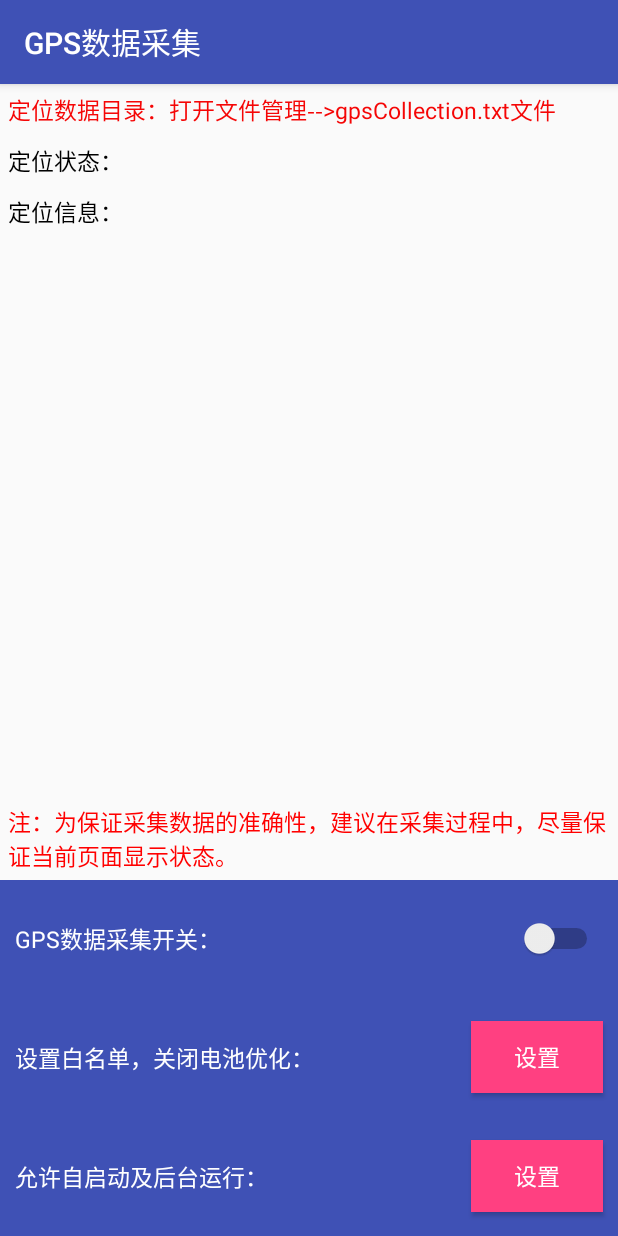
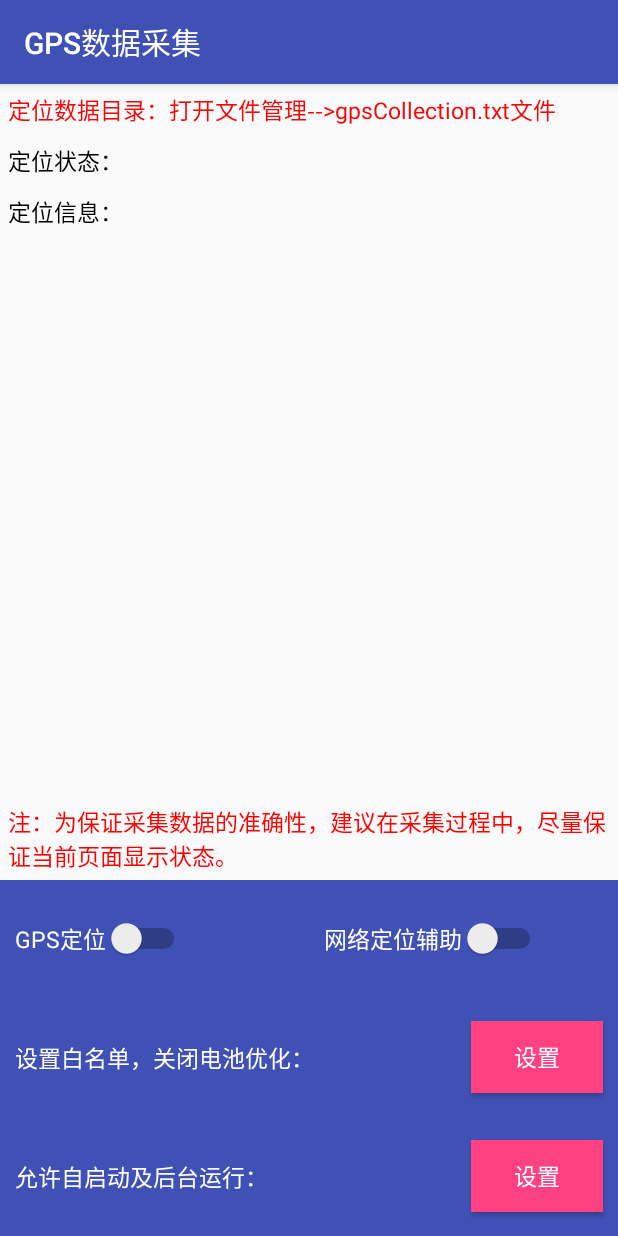
Before and after one commit to Orion-wubo/GPSCollect, an Android app: the screen it shows after launch (MainActivity), on a phone screen of 412 x 824 dp. Run offline under Robolectric (Android 15) with nearby library versions, the phone set to English and light mode, and no system bars; libraries missing offline, so code that uses them is left out: com.hjq.permissions, org.litepal; 4 statements that could not run were skipped.

Commit message:
添加网络定位辅助

```diff
--- a/app/src/main/java/com/fengmap/gpscollect/gpsLocation/LocationUtil.java
+++ b/app/src/main/java/com/fengmap/gpscollect/gpsLocation/LocationUtil.java
@@ -1,19 +1,25 @@
 package com.fengmap.gpscollect.gpsLocation;
 
+import android.Manifest;
 import android.content.Context;
+import android.content.pm.PackageManager;
 import android.location.Criteria;
 import android.location.Location;
 import android.location.LocationListener;
 import android.location.LocationManager;
+import android.os.Build;
 import android.os.Bundle;
+import android.util.Log;
+import android.widget.Toast;
 
 public class LocationUtil implements LocationListener {
     private final Context mContext;
     private final LocationManager mLocationManager;
     private final String gpsProvider;
     private UpdateLocationListener updateListener;
+    public static boolean isNeedNetworkLocation = false;
 
-    public LocationUtil(Context context,UpdateLocationListener locationListener) {
+    public LocationUtil(Context context, UpdateLocationListener locationListener) {
         this.mContext = context;
         this.updateListener = locationListener;
         //Get location service
@@ -34,16 +40,33 @@ public class LocationUtil implements LocationListener {
         mCriteria.setSpeedRequired(true);
 
         gpsProvider = mLocationManager.getBestProvider(mCriteria, true); //获取GPS信息
+        Log.e("best provider", gpsProvider);
     }
 
 
     public void requestLocationUpdates() {
         //启动定位
-        mLocationManager.requestLocationUpdates(gpsProvider, 1000, 0, this);
+        if (Build.VERSION.SDK_INT >= Build.VERSION_CODES.M) {
+            if (mContext.checkSelfPermission(Manifest.permission.ACCESS_FINE_LOCATION) != PackageManager.PERMISSION_GRANTED && mContext.checkSelfPermission(Manifest.permission.ACCESS_COARSE_LOCATION) != PackageManager.PERMISSION_GRANTED) {
+                // TODO: Consider calling
+                //    Activity#requestPermissions
+                // here to request the missing permissions, and then overriding
+                //   public void onRequestPermissionsResult(int requestCode, String[] permissions,
+                //                                          int[] grantResults)
+                // to handle the case where the user grants the permission. See the documentation
+                // for Activity#requestPermissions for more details.
+                Toast.makeText(mContext, "定位权限没有允许", Toast.LENGTH_SHORT).show();
+                return;
+            }
+        }
+        mLocationManager.requestLocationUpdates(LocationManager.GPS_PROVIDER, 1000, 0, this);
+        if (isNeedNetworkLocation) {
+            mLocationManager.requestLocationUpdates(LocationManager.NETWORK_PROVIDER, 1000, 0, this);
+        }
     }
 
-    public void removeLocationUpdates(){
-       mLocationManager.removeUpdates(this);
+    public void removeLocationUpdates() {
+        mLocationManager.removeUpdates(this);
     }
 
     @Override
--- a/app/src/main/java/com/fengmap/gpscollect/gpsLocation/MainActivity.java
+++ b/app/src/main/java/com/fengmap/gpscollect/gpsLocation/MainActivity.java
@@ -44,7 +44,7 @@ public class MainActivity extends AppCompatActivity {
 
     private TextView tv_info;
     private TextView tv_status;
-    private Switch mSwitch;
+    private Switch mSwitch,net_open;
     private Button white_list, back_permission;
     private ShowSettingUtil showSettingUtil;
     private FileUtil fileUtil;
@@ -72,6 +72,7 @@ public class MainActivity extends AppCompatActivity {
         tv_status = findViewById(R.id.tv_status);
         tv_info = findViewById(R.id.tv_info);
         mSwitch = findViewById(R.id.open);
+        net_open = findViewById(R.id.net_open);
         white_list = findViewById(R.id.white_list);
         back_permission = findViewById(R.id.back_permission);
         pb = findViewById(R.id.pb);
@@ -84,6 +85,17 @@ public class MainActivity extends AppCompatActivity {
                     checkPermission(true);
                 } else {
                     close();
+                }
+            }
+        });
+
+        net_open.setOnCheckedChangeListener(new CompoundButton.OnCheckedChangeListener() {
+            @Override
+            public void onCheckedChanged(CompoundButton buttonView, boolean isChecked) {
+                if (isChecked) {
+                    LocationUtil.isNeedNetworkLocation = true;
+                } else {
+                    LocationUtil.isNeedNetworkLocation = false;
                 }
             }
         });
--- a/app/src/main/res/layout/activity_amap.xml
+++ b/app/src/main/res/layout/activity_amap.xml
@@ -7,8 +7,9 @@
 
     <LinearLayout
         android:layout_width="match_parent"
-        android:orientation="vertical"
-        android:layout_height="match_parent">
+        android:layout_height="match_parent"
+        android:orientation="vertical">
+
         <LinearLayout
             android:layout_width="match_parent"
             android:layout_height="0dp"
@@ -86,14 +87,10 @@
                 android:gravity="center_vertical"
                 android:orientation="horizontal">
 
-                <TextView
+                <LinearLayout
                     android:layout_width="0dp"
                     android:layout_height="wrap_content"
-                    android:layout_margin="10dp"
-                    android:layout_weight="1"
-                    android:text="GPS数据采集开关："
-                    android:textColor="#fff"
-                    android:textSize="15dp" />
+                    android:layout_weight="1">
 
                     <Switch
                         android:id="@+id/open"
@@ -101,8 +98,29 @@
                         android:layout_height="wrap_content"
                         android:layout_margin="10dp"
                         android:switchMinWidth="56dp"
+                        android:text="GPS定位"
                         android:textColor="#fff"
                         android:textSize="15dp" />
+                </LinearLayout>
+
+                <LinearLayout
+                    android:layout_width="0dp"
+                    android:layout_height="wrap_content"
+                    android:layout_weight="1">
+
+                    <Switch
+                        android:id="@+id/net_open"
+                        android:layout_width="wrap_content"
+                        android:layout_height="wrap_content"
+                        android:layout_margin="10dp"
+                        android:switchMinWidth="56dp"
+                        android:text="网络定位辅助"
+                        android:textColor="#fff"
+                        android:textSize="15dp" />
+
+                </LinearLayout>
+
+
             </LinearLayout>
 
             <LinearLayout
@@ -163,20 +181,21 @@
 
     <LinearLayout
         android:id="@+id/pb"
-        android:visibility="gone"
+        android:layout_width="wrap_content"
+        android:layout_height="wrap_content"
         android:layout_centerInParent="true"
-        android:layout_width="wrap_content"
         android:gravity="center"
         android:orientation="vertical"
-        android:layout_height="wrap_content">
+        android:visibility="gone">
+
         <ProgressBar
             android:layout_width="wrap_content"
             android:layout_height="wrap_content" />
 
         <TextView
-            android:text="正在获取。。。"
             android:layout_width="wrap_content"
-            android:layout_height="wrap_content" />
+            android:layout_height="wrap_content"
+            android:text="正在获取。。。" />
     </LinearLayout>
 
 
```
Lines whose indentation alone changed are shown as unchanged.
